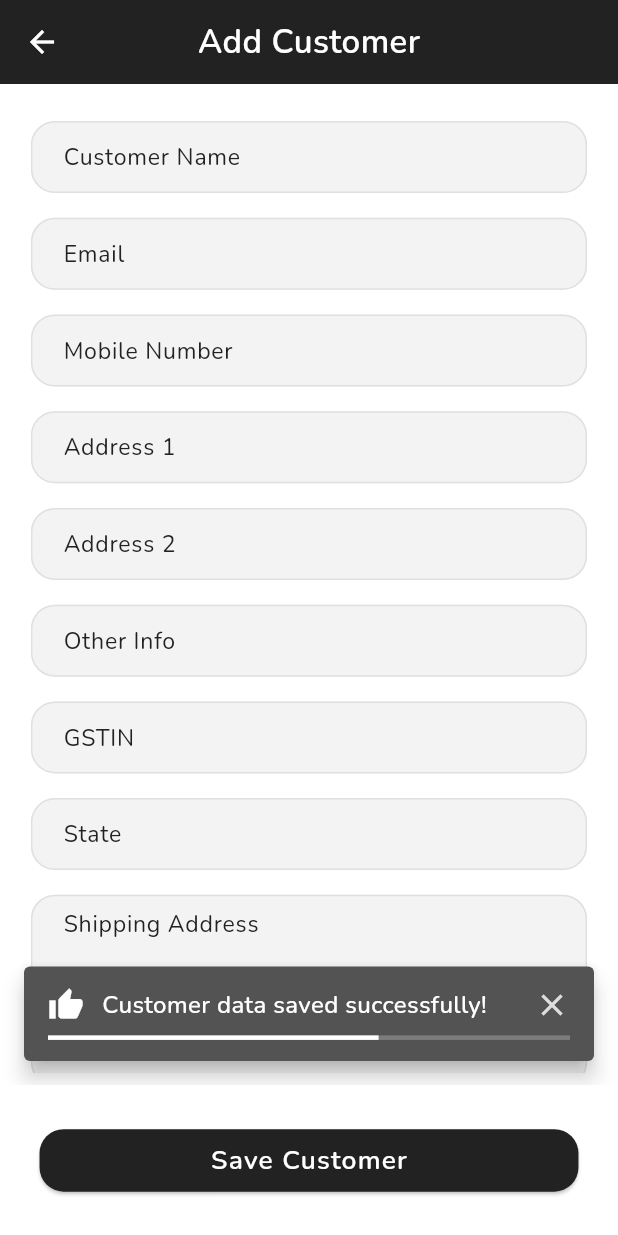
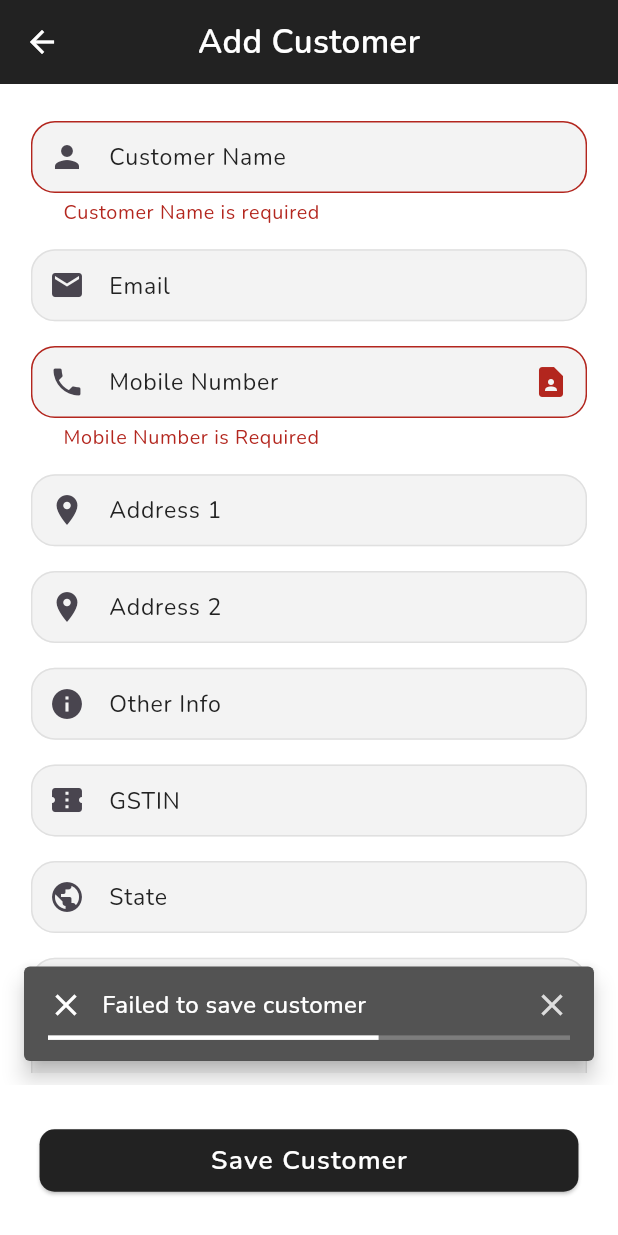
Before and after one commit to manojhp24/MyQuotationGenerator-Clean-Architecture-Flutter-App, a Flutter app: the AddCustomerPage screen opened directly, after a tap on "Save Customer", on a phone screen of 412 x 824 dp. Run offline on Flutter 3.47's test engine with Material 3 defaults, Android fonts, the phone set to English and light mode, and no system bars; our stand-ins replace equatable, flutter_riverpod, get_it, google_fonts, sqflite; accounts and stored records are empty.

Commit message:
Developed UI For Adding New Customer - The New Customer Data is storing in DB -Validating Customer data in the Form

```diff
--- a/analysis_options.yaml
+++ b/analysis_options.yaml
@@ -9,7 +9,7 @@
 # packages, and plugins designed to encourage good coding practices.
 analyzer:
   errors:
-    depend_on_referenced_packages: ignore ignore
+    depend_on_referenced_packages: ignore
 include: package:flutter_lints/flutter.yaml
 
 linter:
--- a/lib/app.dart
+++ b/lib/app.dart
@@ -1,8 +1,8 @@
 import 'package:flutter/material.dart';
 import 'package:my_quotation_generator/config/theme/app_theme.dart';
+import 'package:my_quotation_generator/features/business/presentation/pages/add_business_page.dart';
 import 'package:my_quotation_generator/features/customer/presentation/pages/add_customer_page.dart';
 
-import 'features/business/presentation/pages/add_business_page.dart';
 
 
 class MyApp extends StatelessWidget {
@@ -13,7 +13,7 @@ class MyApp extends StatelessWidget {
     return MaterialApp(
       debugShowCheckedModeBanner: false,
       theme: AppTheme.lightTheme(context),
-      home: AddCustomerPage(),
+      home: AddBusinessPage(),
     );
   }
 }
--- a/lib/config/theme/themes/elevated_button_theme.dart
+++ b/lib/config/theme/themes/elevated_button_theme.dart
@@ -11,7 +11,7 @@ class AppElevatedButtonTheme {
           foregroundColor: AppColors.white,
           minimumSize: Size(double.infinity, AppSizes.buttonHeight(context)),
           shape: RoundedRectangleBorder(
-            borderRadius: BorderRadius.circular(AppSizes.cardRadius),
+            borderRadius: BorderRadius.circular(10),
           ),
           textStyle: AppTextStyle.buttonText(context),
         ),
--- /dev/null
+++ b/lib/core/common/validators/input_validators.dart
@@ -0,0 +1,30 @@
+class Validators {
+  static String? requiredField(String label, String? value) {
+    if (value == null || value.trim().isEmpty) {
+      return '$label is required';
+    }
+    return null;
+  }
+
+  static String? validateMobileNumber(String label, String? value) {
+    if (value == null || value.trim().isEmpty) {
+      return "$label is Required";
+    }
+
+    final mobileNumberPattern = RegExp(r'^(\+91|91)?[6-9]\d{9}$');
+    if (!mobileNumberPattern.hasMatch(value)) {
+      return "Invalid Mobile Number";
+    }
+
+    return null;
+  }
+
+  static String? gstValidator(String? value) {
+    final gstRegex = RegExp(
+      r'^[0-9]{2}[A-Z]{5}[0-9]{4}[A-Z]{1}[1-9A-Z]{1}Z[0-9A-Z]{1}$',
+    );
+    if (!gstRegex.hasMatch(value!)) return "Invalid GST Number";
+
+    return null;
+  }
+}
--- a/lib/core/common/widgets/form_text_field.dart
+++ b/lib/core/common/widgets/form_text_field.dart
@@ -7,12 +7,17 @@ class AppFormField extends StatelessWidget {
   final String label;
   final bool readOnly;
   final IconData? suffixIcon;
+  final IconData? prefixIcon;
   final void Function()? onTap;
+  final FormFieldValidator<String?>? validator;
   final TextInputType? keyboardType;
   final int? maxLength;
   final TextEditingController? controller;
   final int? maxLines;
   final bool? alignLabelWithHint;
+  final VoidCallback? onPrefixPressed;
+  final VoidCallback? onSuffixPressed;
+
 
   const AppFormField({
     super.key,
@@ -24,7 +29,9 @@ class AppFormField extends StatelessWidget {
     this.maxLength,
     this.controller,
     this.maxLines,
-    this.alignLabelWithHint
+    this.alignLabelWithHint,
+    this.validator,
+    this.prefixIcon, this.onPrefixPressed, this.onSuffixPressed
   });
 
   @override
@@ -37,16 +44,23 @@ class AppFormField extends StatelessWidget {
           keyboardType: keyboardType,
           readOnly: readOnly,
           maxLines: maxLines,
-
+          validator: validator,
           style: AppTextStyle.bodyRegular(context),
           decoration: InputDecoration(
             labelText: label,
             labelStyle: AppTextStyle.bodyRegular(context),
-            suffixIcon: Icon(suffixIcon),
+            prefixIcon: prefixIcon != null ? Icon(prefixIcon) : null,
+            suffixIcon: suffixIcon != null
+                ? IconButton(
+              icon: Icon(suffixIcon),
+              onPressed: onSuffixPressed, // your callback
+            )
+                : null,
             alignLabelWithHint: alignLabelWithHint,
           ),
           onTap: onTap,
         ),
+
         SizedBox(height: AppSizes.sectionVertical(context)),
       ],
     );
--- a/lib/core/database/app_database.dart
+++ b/lib/core/database/app_database.dart
@@ -1,4 +1,6 @@
 // ignore: depend_on_referenced_packages
+// ignore_for_file: depend_on_referenced_packages, duplicate_ignore
+
 import 'package:my_quotation_generator/core/database/db_tables.dart';
 import 'package:path/path.dart';
 import 'package:sqflite/sqflite.dart';
--- a/lib/core/database/db_tables.dart
+++ b/lib/core/database/db_tables.dart
@@ -28,6 +28,7 @@ const String createCustomerTable = '''
         address2 TEXT,
         otherInfo TEXT,
         gstIN TEXT,
+        state TEXT,
         shippingAddress TEXT
         )
     ''';
--- a/lib/features/customer/data/repository/customer_repository_impl.dart
+++ b/lib/features/customer/data/repository/customer_repository_impl.dart
@@ -1,19 +1,34 @@
-
-
-
 import 'package:my_quotation_generator/core/resource/data_state.dart';
+import 'package:my_quotation_generator/features/customer/data/data_sources/customer_local_database.dart';
+import 'package:my_quotation_generator/features/customer/data/models/customer.dart';
 import 'package:my_quotation_generator/features/customer/domain/entities/customer.dart';
 import 'package:my_quotation_generator/features/customer/domain/repository/customer_repository.dart';
 
 class CustomerRepositoryImpl implements CustomerRepository{
+  final CustomerLocalDataSource localDataSource;
 
-
-
+  CustomerRepositoryImpl(this.localDataSource);
 
   @override
-  Future<DataState<int>> addCustomer(CustomerEntity customer) {
-    // TODO: implement addCustomer
-    throw UnimplementedError();
+  Future<DataState<int>> addCustomer(CustomerEntity customer) async {
+    try {
+      final model = CustomerModel(
+        customerName: customer.customerName,
+        mobile: customer.mobile,
+        email: customer.email,
+        address1: customer.address1,
+        address2: customer.address2,
+        state: customer.state,
+        gstIn: customer.gstIn,
+        otherInfo: customer.otherInfo,
+        shippingAddress: customer.shippingAddress,
+      );
+
+      final id = await localDataSource.addCustomer(model.toMap());
+      return DataSuccess<int>(id);
+    } catch (e) {
+      return DataFailed<int>(Exception("Forced failure test"));
+    }
   }
 
 }
--- a/lib/features/customer/presentation/pages/add_customer_page.dart
+++ b/lib/features/customer/presentation/pages/add_customer_page.dart
@@ -2,7 +2,9 @@ import 'package:flutter/material.dart';
 import 'package:flutter_riverpod/flutter_riverpod.dart';
 import 'package:my_quotation_generator/config/constants/app_strings.dart';
 import 'package:my_quotation_generator/config/utils/app_sizes.dart';
+import 'package:my_quotation_generator/features/customer/presentation/provider/cutomer_provider.dart';
 
+import '../../../../core/enums/messages_enums.dart';
 import '../widgets/customer_form.dart';
 import '../widgets/customer_form_button.dart';
 
@@ -11,6 +13,10 @@ class AddCustomerPage extends ConsumerWidget {
 
   @override
   Widget build(BuildContext context, ref) {
+    final notifier = ref.read(customerNotifierProvider.notifier);
+    final state = ref.watch(customerNotifierProvider);
+
+
     return Scaffold(
       appBar: AppBar(
         title: Text(AppStrings.addCustomerAppBarTitle),
@@ -20,14 +26,17 @@ class AddCustomerPage extends ConsumerWidget {
 
       body: Padding(
         padding: AppSizes.pagePadding(context),
-        child: SingleChildScrollView(child: CustomerForm()),
+        child: SingleChildScrollView(child: CustomerForm(notifier: notifier)),
       ),
 
       bottomNavigationBar: Padding(
         padding: EdgeInsets.all(AppSizes.lg(context)),
         child: CustomerFormButton(
-          onPressed: () {},
+          onPressed: () {
+            notifier.saveCustomer(context);
+          },
           label: AppStrings.addCustomerDetails,
+          message: AppMessages.customerDataStoreSuccess.message,
         ),
       ),
     );
--- a/lib/features/customer/presentation/provider/customer_notifier.dart
+++ b/lib/features/customer/presentation/provider/customer_notifier.dart
@@ -0,0 +1,110 @@
+import 'package:flutter/cupertino.dart';
+import 'package:flutter_riverpod/legacy.dart';
+import 'package:my_quotation_generator/core/resource/data_state.dart';
+import 'package:my_quotation_generator/features/customer/domain/entities/customer.dart';
+import 'package:my_quotation_generator/features/customer/domain/usecases/add_customer_usecases.dart';
+import 'package:my_quotation_generator/features/customer/presentation/provider/customer_state.dart';
+
+import '../../../../config/theme/app_colors.dart';
+import '../../../../core/common/App_snack_bar/custom_snack_bar.dart';
+import '../../../../core/enums/messages_enums.dart';
+
+class CustomerNotifier extends StateNotifier<CustomerState> {
+  final AddCustomerUseCase addCustomerUseCase;
+
+  CustomerNotifier(this.addCustomerUseCase) : super(CustomerState());
+
+  final customerNameController = TextEditingController();
+  final emailController = TextEditingController();
+  final mobileNumberController = TextEditingController();
+  final address1Controller = TextEditingController();
+  final address2Controller = TextEditingController();
+  final otherInfoController = TextEditingController();
+  final gstInController = TextEditingController();
+  final stateController = TextEditingController();
+  final shippingAddressController = TextEditingController();
+  final formKey = GlobalKey<FormState>();
+
+
+  @override
+  void dispose() {
+    super.dispose();
+    customerNameController.dispose();
+    emailController.dispose();
+    mobileNumberController.dispose();
+    address1Controller.dispose();
+    address2Controller.dispose();
+    otherInfoController.dispose();
+    gstInController.dispose();
+    stateController.dispose();
+    shippingAddressController.dispose();
+  }
+
+  Future<void> saveCustomer(BuildContext context) async {
+
+    if (!formKey.currentState!.validate()){
+      if (context.mounted) {
+        showCustomSnackBar(
+          context,
+          message: "Failed to save customer",
+          isSuccess: false,
+          backgroundColor: AppColors.darkGrey2,
+          durationSeconds: 3,
+        );
+      }
+      return;
+    }
+
+    state = state.copyWith(isLoading: true);
+
+    final customer = CustomerEntity(
+      customerName: customerNameController.text,
+      email: emailController.text,
+      mobile: mobileNumberController.text,
+      address1: address1Controller.text,
+      address2: address2Controller.text,
+      otherInfo: otherInfoController.text,
+      gstIn: gstInController.text,
+      state: stateController.text,
+      shippingAddress: shippingAddressController.text,
+    );
+
+    final result = await addCustomerUseCase(customer);
+
+    state = state.copyWith(isLoading: false);
+
+    if (result is DataSuccess<int>) {
+      customerNameController.clear();
+      emailController.clear();
+      mobileNumberController.clear();
+      address1Controller.clear();
+      address2Controller.clear();
+      otherInfoController.clear();
+      gstInController.clear();
+      stateController.clear();
+      shippingAddressController.clear();
+
+      if (context.mounted) {
+        showCustomSnackBar(
+          context,
+          message: AppMessages.customerDataStoreSuccess.message,
+          isSuccess: true,
+          backgroundColor: AppColors.darkGrey2,
+          durationSeconds: 3,
+        );
+      }
+    } else if (result is DataFailed<int>) {
+      if (context.mounted) {
+        showCustomSnackBar(
+          context,
+          message: result.error?.toString() ?? "Failed to save customer",
+          isSuccess: false,
+          backgroundColor: AppColors.darkGrey2,
+          durationSeconds: 3,
+        );
+      }
+    }
+  }
+
+
+}
--- a/lib/features/customer/presentation/provider/customer_state.dart
+++ b/lib/features/customer/presentation/provider/customer_state.dart
@@ -0,0 +1,21 @@
+import 'package:my_quotation_generator/features/customer/domain/entities/customer.dart';
+
+class CustomerState {
+  final bool isLoading;
+  final List<CustomerEntity> customer;
+  final String? error;
+
+  CustomerState({this.isLoading = false, this.customer = const [], this.error});
+
+  CustomerState copyWith({
+    bool? isLoading,
+    List<CustomerEntity>? customer,
+    String? error,
+  }) {
+    return CustomerState(
+      isLoading: isLoading ?? this.isLoading,
+      customer: customer ?? this.customer,
+      error: error ?? this.error,
+    );
+  }
+}
--- a/lib/features/customer/presentation/provider/cutomer_provider.dart
+++ b/lib/features/customer/presentation/provider/cutomer_provider.dart
@@ -0,0 +1,25 @@
+import 'package:flutter_riverpod/flutter_riverpod.dart';
+import 'package:flutter_riverpod/legacy.dart';
+import 'package:my_quotation_generator/features/customer/data/repository/customer_repository_impl.dart';
+import 'package:my_quotation_generator/features/customer/domain/repository/customer_repository.dart';
+import 'package:my_quotation_generator/features/customer/domain/usecases/add_customer_usecases.dart';
+import 'package:my_quotation_generator/features/customer/presentation/provider/customer_notifier.dart';
+import 'package:my_quotation_generator/features/customer/presentation/provider/customer_state.dart';
+
+import '../../../../core/di/injection_container.dart';
+
+///Customer Repository Provider
+final customerRepositoryProvider = Provider<CustomerRepository>((ref) {
+  return sl<CustomerRepositoryImpl>();
+});
+
+/// AddCustomerUseCase Provider
+final addCustomerUseCase = Provider<AddCustomerUseCase>((ref) {
+  final repository = ref.read(customerRepositoryProvider);
+  return AddCustomerUseCase(repository);
+});
+
+final customerNotifierProvider =
+    StateNotifierProvider<CustomerNotifier, CustomerState>((ref) {
+      return CustomerNotifier(sl<AddCustomerUseCase>());
+    });
--- a/lib/features/customer/presentation/widgets/customer_form.dart
+++ b/lib/features/customer/presentation/widgets/customer_form.dart
@@ -1,49 +1,87 @@
 import 'package:flutter/material.dart';
+import 'package:my_quotation_generator/core/common/validators/input_validators.dart';
+import 'package:my_quotation_generator/features/customer/presentation/provider/customer_notifier.dart';
+
 import '../../../../config/constants/app_strings.dart';
 import '../../../../config/utils/app_sizes.dart';
+import '../../../../core/common/widgets/category_bottom_sheet.dart';
 import '../../../../core/common/widgets/form_text_field.dart';
 import '../../../../core/enums/state_enum.dart';
-import '../../../../core/common/widgets/category_bottom_sheet.dart';
 
 class CustomerForm extends StatelessWidget {
+
+  final CustomerNotifier notifier;
+
   const CustomerForm({
     super.key,
+    required this.notifier,
   });
 
   @override
   Widget build(BuildContext context) {
     return Form(
+      key: notifier.formKey,
       child: Column(
         children: [
           SizedBox(height: AppSizes.sectionVertical(context)),
-          AppFormField(label: AppStrings.customerName),
+          AppFormField(label: AppStrings.customerName,
+            controller: notifier.customerNameController,
+            validator: (value) =>
+                Validators.requiredField("Customer Name", value),
+            prefixIcon: Icons.person,),
           AppFormField(
             label: AppStrings.email,
             keyboardType: TextInputType.emailAddress,
+            controller: notifier.emailController,
+            prefixIcon: Icons.email,
           ),
           AppFormField(
             label: AppStrings.mobileNumber,
             keyboardType: TextInputType.numberWithOptions(),
+            controller: notifier.mobileNumberController,
+            validator: (value) =>
+                Validators.validateMobileNumber('Mobile Number', value),
+            prefixIcon: Icons.phone,
+            suffixIcon: Icons.contact_page,
           ),
-          AppFormField(label: AppStrings.address1),
-          AppFormField(label: AppStrings.address2),
-          AppFormField(label: AppStrings.otherInfo),
-          AppFormField(label: AppStrings.gstIn),
           AppFormField(
+            label: AppStrings.address1,
+            controller: notifier.address1Controller,
+            prefixIcon: Icons.location_on,),
+          AppFormField(
+            label: AppStrings.address2,
+            controller: notifier.address2Controller,
+            prefixIcon: Icons.location_on,),
+          AppFormField(
+            label: AppStrings.otherInfo,
+            controller: notifier.otherInfoController,
+            prefixIcon: Icons.info,),
+          AppFormField(
+            label: AppStrings.gstIn,
+            controller: notifier.gstInController,
+            prefixIcon: Icons.confirmation_number,),
+          AppFormField(
+            controller: notifier.stateController,
             label: AppStrings.state,
+            prefixIcon: Icons.public,
             readOnly: true,
             onTap: () async {
-              final selectedState = await showEnumSelectionSheet(
+              final selectedState = await showEnumSelectionSheet<States>(
                 context,
                 values: States.values,
                 labelBuilder: (e) => e.displayName,
               );
+              if (selectedState != null) {
+                notifier.stateController.text = selectedState.displayName;
+              }
+
             },
           ),
           AppFormField(
             label: AppStrings.shippingAddress,
             maxLines: 5,
             alignLabelWithHint: true,
+            controller: notifier.shippingAddressController,
           ),
         ],
       ),
--- a/lib/features/customer/presentation/widgets/customer_form_button.dart
+++ b/lib/features/customer/presentation/widgets/customer_form_button.dart
@@ -1,20 +1,18 @@
 import 'package:flutter/material.dart';
 
-import '../../../../config/constants/app_strings.dart';
-import '../../../../config/theme/app_colors.dart';
 import '../../../../config/theme/app_text_styles.dart';
 import '../../../../config/utils/app_sizes.dart';
-import '../../../../core/common/App_snack_bar/custom_snack_bar.dart';
-import '../../../../core/enums/messages_enums.dart';
+
 
 class CustomerFormButton extends StatelessWidget {
   final VoidCallback onPressed;
   final String label;
+  final String message;
 
   const CustomerFormButton({
     super.key,
     required this.onPressed,
-    required this.label,
+    required this.label, required this.message,
   });
 
   @override
@@ -22,13 +20,6 @@ class CustomerFormButton extends StatelessWidget {
     return ElevatedButton(
       onPressed: () {
         onPressed();
-        showCustomSnackBar(
-          context,
-          message: AppMessages.customerDataStoreSuccess.message,
-          isSuccess: true,
-          backgroundColor: AppColors.darkGrey2,
-          durationSeconds: 3,
-        );
       },
       style: ElevatedButton.styleFrom(
         minimumSize: Size(double.infinity, AppSizes.buttonHeight(context)),
```
Also changed, not shown: lib/core/di/injection_container.dart (+15 -0 lines), lib/features/business/presentation/pages/add_business_page.dart (+15 -5 lines), lib/features/business/presentation/provider/business_notifier.dart (+33 -4 lines), lib/features/business/presentation/widgets/business_form.dart (+23 -2 lines), lib/features/business/presentation/widgets/business_form_button.dart (+1 -11 lines), pubspec.lock.
